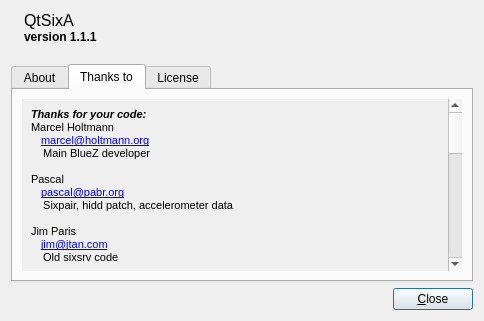
aaronp24/QtSixA, file qtsixa/gui/qtsixa_about.ui: the form before one commit.
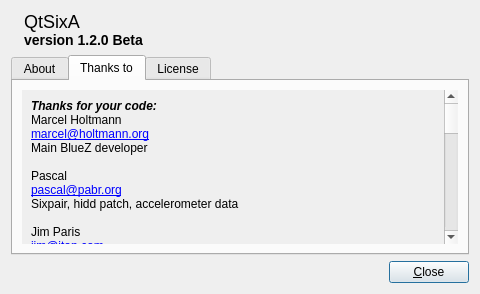
The form after the commit. The open tabs and pages were chosen to show the change. Icons and pictures are not drawn.

What changed in the file:
```diff
--- a/qtsixa/gui/qtsixa_about.ui
+++ b/qtsixa/gui/qtsixa_about.ui
@@ -1,18 +1,21 @@
 <?xml version="1.0" encoding="UTF-8"?>
 <ui version="4.0">
- <class>SixA</class>
- <widget class="QDialog" name="SixA">
+ <class>About</class>
+ <widget class="QDialog" name="About">
   <property name="geometry">
    <rect>
     <x>0</x>
     <y>0</y>
-    <width>484</width>
-    <height>321</height>
+    <width>480</width>
+    <height>284</height>
    </rect>
   </property>
   <property name="windowTitle">
    <string>QtSixA - About</string>
   </property>
+  <property name="locale">
+   <locale language="English" country="UnitedStates"/>
+  </property>
   <layout class="QGridLayout" name="gridLayout_2">
    <item row="0" column="0">
     <widget class="QLabel" name="label_QtSixAi">
@@ -27,13 +30,8 @@
    <item row="0" column="1">
     <widget class="QLabel" name="label_QtSixAv">
      <property name="text">
-      <string>&lt;!DOCTYPE HTML PUBLIC &quot;-//W3C//DTD HTML 4.0//EN&quot; &quot;http://www.w3.org/TR/REC-html40/strict.dtd&quot;&gt;
-&lt;html&gt;&lt;head&gt;&lt;meta name=&quot;qrichtext&quot; content=&quot;1&quot; /&gt;&lt;style type=&quot;text/css&quot;&gt;
-p, li { white-space: pre-wrap; }
-&lt;/style&gt;&lt;/head&gt;&lt;body style=&quot; font-family:'DejaVu Sans'; font-size:8pt; font-weight:400; font-style:normal;&quot;&gt;
-&lt;p align=&quot;justify&quot; style=&quot; margin-top:0px; margin-bottom:0px; margin-left:0px; margin-right:0px; -qt-block-indent:0; text-indent:0px;&quot;&gt;&lt;span style=&quot; font-size:12pt;&quot;&gt;QtSixA&lt;/span&gt;&lt;/p&gt;
-&lt;p style=&quot; margin-top:0px; margin-bottom:0px; margin-left:0px; margin-right:0px; -qt-block-indent:0; text-indent:0px;&quot;&gt;&lt;span style=&quot; font-size:9pt; font-weight:600;&quot;&gt;version 1.1.1&lt;/span&gt;&lt;/p&gt;
-&lt;p style=&quot;-qt-paragraph-type:empty; margin-top:0px; margin-bottom:0px; margin-left:0px; margin-right:0px; -qt-block-indent:0; text-indent:0px; font-size:9pt; font-weight:600;&quot;&gt;&lt;/p&gt;&lt;/body&gt;&lt;/html&gt;</string>
+      <string>&lt;font size=5&gt;QtSixA&lt;/font&gt;&lt;br&gt;
+&lt;font size=4&gt;&lt;b&gt;version 1.2.0 Beta&lt;/b&gt;&lt;/font&gt;</string>
      </property>
     </widget>
    </item>
@@ -55,7 +53,7 @@
      <property name="currentIndex">
       <number>0</number>
      </property>
-     <widget class="QWidget" name="About">
+     <widget class="QWidget" name="AboutHH">
       <attribute name="title">
        <string>About</string>
       </attribute>
@@ -89,17 +87,14 @@
        <item row="1" column="0">
         <widget class="QLabel" name="label_About">
          <property name="text">
-          <string>&lt;!DOCTYPE HTML PUBLIC &quot;-//W3C//DTD HTML 4.0//EN&quot; &quot;http://www.w3.org/TR/REC-html40/strict.dtd&quot;&gt;
-&lt;html&gt;&lt;head&gt;&lt;meta name=&quot;qrichtext&quot; content=&quot;1&quot; /&gt;&lt;style type=&quot;text/css&quot;&gt;
-p, li { white-space: pre-wrap; }
-&lt;/style&gt;&lt;/head&gt;&lt;body style=&quot; font-family:'DejaVu Sans'; font-size:8pt; font-weight:400; font-style:normal;&quot;&gt;
-&lt;p style=&quot; margin-top:0px; margin-bottom:0px; margin-left:0px; margin-right:0px; -qt-block-indent:0; text-indent:0px;&quot;&gt;&lt;span style=&quot; font-size:9pt; font-weight:600;&quot;&gt;QtSixA&lt;/span&gt;&lt;span style=&quot; font-size:9pt;&quot;&gt; - The Sixaxis Joystick Manager&lt;/span&gt;&lt;/p&gt;
-&lt;p style=&quot;-qt-paragraph-type:empty; margin-top:0px; margin-bottom:0px; margin-left:0px; margin-right:0px; -qt-block-indent:0; text-indent:0px; font-size:9pt;&quot;&gt;&lt;/p&gt;
-&lt;p style=&quot; margin-top:0px; margin-bottom:0px; margin-left:0px; margin-right:0px; -qt-block-indent:0; text-indent:0px;&quot;&gt;&lt;span style=&quot; font-size:9pt;&quot;&gt;QtSixA is written and maintained by falkTX&lt;/span&gt;&lt;/p&gt;
-&lt;p style=&quot; margin-top:0px; margin-bottom:0px; margin-left:0px; margin-right:0px; -qt-block-indent:0; text-indent:0px;&quot;&gt;Copyright (C) 2009  falkTX &lt;span style=&quot; font-style:italic;&quot;&gt;&amp;lt;&lt;/span&gt;&lt;a href=&quot;falktx@gmail.com&quot;&gt;&lt;span style=&quot; font-style:italic; text-decoration: underline; color:#0000ff;&quot;&gt;falktx@gmail.com&lt;/span&gt;&lt;/a&gt;&lt;span style=&quot; font-style:italic;&quot;&gt;&amp;gt;&lt;/span&gt;&lt;/p&gt;
-&lt;p style=&quot;-qt-paragraph-type:empty; margin-top:0px; margin-bottom:0px; margin-left:0px; margin-right:0px; -qt-block-indent:0; text-indent:0px; font-size:9pt;&quot;&gt;&lt;/p&gt;
-&lt;p style=&quot; margin-top:0px; margin-bottom:0px; margin-left:0px; margin-right:0px; -qt-block-indent:0; text-indent:0px;&quot;&gt;&lt;a href=&quot;http://qtsixa.sourceforge.net&quot;&gt;&lt;span style=&quot; text-decoration: underline; color:#0000ff;&quot;&gt;http://qtsixa.sourceforge.net&lt;/span&gt;&lt;/a&gt;&lt;/p&gt;
-&lt;p style=&quot; margin-top:0px; margin-bottom:0px; margin-left:0px; margin-right:0px; -qt-block-indent:0; text-indent:0px;&quot;&gt;&lt;a href=&quot;http://ubuntuforums.org/showthread.php?p=7472939&quot;&gt;&lt;span style=&quot; text-decoration: underline; color:#0000ff;&quot;&gt;http://ubuntuforums.org/showthread.php?p=7472939&lt;/span&gt;&lt;/a&gt;&lt;/p&gt;&lt;/body&gt;&lt;/html&gt;</string>
+          <string>&lt;b&gt;QtSixA&lt;/b&gt; - The Sixaxis Joystick Manager&lt;br&gt;
+&lt;br&gt;
+QtSixA is written and maintained by falkTX&lt;br&gt;
+Copyright (C) 2010 falkTX - &lt;a href=&quot;mailto:falktx@gmail.com&quot;&gt;falktx@gmail.com&lt;/a&gt;&lt;br&gt;
+&lt;br&gt;
+&lt;a href=http://qtsixa.sourceforge.net&gt;http://qtsixa.sourceforge.net&lt;/a&gt;&lt;br&gt;
+&lt;a href=http://ubuntuforums.org/showthread.php?p=7472939&gt;http://ubuntuforums.org/showthread.php?p=7472939&lt;/a&gt;&lt;br&gt;
+</string>
          </property>
         </widget>
        </item>
@@ -162,8 +157,8 @@
            <rect>
             <x>0</x>
             <y>0</y>
-            <width>253</width>
-            <height>698</height>
+            <width>438</width>
+            <height>606</height>
            </rect>
           </property>
           <layout class="QGridLayout" name="gridLayout_5">
@@ -182,56 +177,52 @@
               <enum>QFrame::NoFrame</enum>
              </property>
              <property name="text">
-              <string>&lt;!DOCTYPE HTML PUBLIC &quot;-//W3C//DTD HTML 4.0//EN&quot; &quot;http://www.w3.org/TR/REC-html40/strict.dtd&quot;&gt;
-&lt;html&gt;&lt;head&gt;&lt;meta name=&quot;qrichtext&quot; content=&quot;1&quot; /&gt;&lt;style type=&quot;text/css&quot;&gt;
-p, li { white-space: pre-wrap; }
-&lt;/style&gt;&lt;/head&gt;&lt;body style=&quot; font-family:'DejaVu Sans'; font-size:8pt; font-weight:400; font-style:normal;&quot;&gt;
-&lt;p style=&quot; margin-top:0px; margin-bottom:0px; margin-left:0px; margin-right:0px; -qt-block-indent:0; text-indent:0px;&quot;&gt;&lt;span style=&quot; font-weight:600; font-style:italic;&quot;&gt;Thanks for your code:&lt;/span&gt;&lt;/p&gt;
-&lt;p style=&quot; margin-top:0px; margin-bottom:0px; margin-left:0px; margin-right:0px; -qt-block-indent:0; text-indent:0px;&quot;&gt;Marcel Holtmann&lt;/p&gt;
-&lt;p style=&quot; margin-top:0px; margin-bottom:0px; margin-left:0px; margin-right:0px; -qt-block-indent:0; text-indent:0px;&quot;&gt;&lt;span style=&quot; font-size:7pt;&quot;&gt;    &lt;/span&gt;&lt;a href=&quot;marcel@holtmann.org&quot;&gt;&lt;span style=&quot; text-decoration: underline; color:#0000ff;&quot;&gt;marcel@holtmann.org&lt;/span&gt;&lt;/a&gt;&lt;/p&gt;
-&lt;p style=&quot; margin-top:0px; margin-bottom:0px; margin-left:0px; margin-right:0px; -qt-block-indent:0; text-indent:0px;&quot;&gt;    Main BlueZ developer&lt;/p&gt;
-&lt;p style=&quot;-qt-paragraph-type:empty; margin-top:0px; margin-bottom:0px; margin-left:0px; margin-right:0px; -qt-block-indent:0; text-indent:0px;&quot;&gt;&lt;/p&gt;
-&lt;p style=&quot; margin-top:0px; margin-bottom:0px; margin-left:0px; margin-right:0px; -qt-block-indent:0; text-indent:0px;&quot;&gt;Pascal&lt;/p&gt;
-&lt;p style=&quot; margin-top:0px; margin-bottom:0px; margin-left:0px; margin-right:0px; -qt-block-indent:0; text-indent:0px;&quot;&gt;&lt;span style=&quot; font-size:7pt;&quot;&gt;    &lt;/span&gt;&lt;a href=&quot;pascal@pabr.org&quot;&gt;&lt;span style=&quot; text-decoration: underline; color:#0000ff;&quot;&gt;pascal@pabr.org&lt;/span&gt;&lt;/a&gt;&lt;/p&gt;
-&lt;p style=&quot; margin-top:0px; margin-bottom:0px; margin-left:0px; margin-right:0px; -qt-block-indent:0; text-indent:0px;&quot;&gt;    Sixpair, hidd patch, accelerometer data&lt;/p&gt;
-&lt;p style=&quot;-qt-paragraph-type:empty; margin-top:0px; margin-bottom:0px; margin-left:0px; margin-right:0px; -qt-block-indent:0; text-indent:0px;&quot;&gt;&lt;/p&gt;
-&lt;p style=&quot; margin-top:0px; margin-bottom:0px; margin-left:0px; margin-right:0px; -qt-block-indent:0; text-indent:0px;&quot;&gt;Jim Paris&lt;/p&gt;
-&lt;p style=&quot; margin-top:0px; margin-bottom:0px; margin-left:0px; margin-right:0px; -qt-block-indent:0; text-indent:0px;&quot;&gt;&lt;span style=&quot; font-size:7pt;&quot;&gt;    &lt;/span&gt;&lt;a href=&quot;jim@jtan.com&quot;&gt;&lt;span style=&quot; text-decoration: underline; color:#0000ff;&quot;&gt;jim@jtan.com&lt;/span&gt;&lt;/a&gt;&lt;/p&gt;
-&lt;p style=&quot; margin-top:0px; margin-bottom:0px; margin-left:0px; margin-right:0px; -qt-block-indent:0; text-indent:0px;&quot;&gt;    Old sixsrv code&lt;/p&gt;
-&lt;p style=&quot;-qt-paragraph-type:empty; margin-top:0px; margin-bottom:0px; margin-left:0px; margin-right:0px; -qt-block-indent:0; text-indent:0px;&quot;&gt;&lt;/p&gt;
-&lt;p style=&quot; margin-top:0px; margin-bottom:0px; margin-left:0px; margin-right:0px; -qt-block-indent:0; text-indent:0px;&quot;&gt;Alexander Chukov&lt;/p&gt;
-&lt;p style=&quot; margin-top:0px; margin-bottom:0px; margin-left:0px; margin-right:0px; -qt-block-indent:0; text-indent:0px;&quot;&gt;&lt;span style=&quot; font-size:7pt;&quot;&gt;    &lt;/span&gt;&lt;a href=&quot;sash@pdaXrom.org&quot;&gt;&lt;span style=&quot; text-decoration: underline; color:#0000ff;&quot;&gt;sash@pdaXrom.org&lt;/span&gt;&lt;/a&gt;&lt;/p&gt;
-&lt;p style=&quot; margin-top:0px; margin-bottom:0px; margin-left:0px; margin-right:0px; -qt-block-indent:0; text-indent:0px;&quot;&gt;    Old UInput driver (based on Jim's work)&lt;/p&gt;
-&lt;p style=&quot;-qt-paragraph-type:empty; margin-top:0px; margin-bottom:0px; margin-left:0px; margin-right:0px; -qt-block-indent:0; text-indent:0px;&quot;&gt;&lt;/p&gt;
-&lt;p style=&quot; margin-top:0px; margin-bottom:0px; margin-left:0px; margin-right:0px; -qt-block-indent:0; text-indent:0px;&quot;&gt;Vojtech Pavlik&lt;/p&gt;
-&lt;p style=&quot; margin-top:0px; margin-bottom:0px; margin-left:0px; margin-right:0px; -qt-block-indent:0; text-indent:0px;&quot;&gt;&lt;span style=&quot; font-size:7pt;&quot;&gt;     &lt;/span&gt;&lt;a href=&quot;vojtech@ucw.cz&quot;&gt;&lt;span style=&quot; text-decoration: underline; color:#0000ff;&quot;&gt;vojtech@ucw.cz&lt;/span&gt;&lt;/a&gt;&lt;/p&gt;
-&lt;p style=&quot; margin-top:0px; margin-bottom:0px; margin-left:0px; margin-right:0px; -qt-block-indent:0; text-indent:0px;&quot;&gt;    evtest (Event device test program)&lt;/p&gt;
-&lt;p style=&quot;-qt-paragraph-type:empty; margin-top:0px; margin-bottom:0px; margin-left:0px; margin-right:0px; -qt-block-indent:0; text-indent:0px;&quot;&gt;&lt;/p&gt;
-&lt;p style=&quot;-qt-paragraph-type:empty; margin-top:0px; margin-bottom:0px; margin-left:0px; margin-right:0px; -qt-block-indent:0; text-indent:0px;&quot;&gt;&lt;/p&gt;
-&lt;p style=&quot;-qt-paragraph-type:empty; margin-top:0px; margin-bottom:0px; margin-left:0px; margin-right:0px; -qt-block-indent:0; text-indent:0px;&quot;&gt;&lt;/p&gt;
-&lt;p style=&quot; margin-top:0px; margin-bottom:0px; margin-left:0px; margin-right:0px; -qt-block-indent:0; text-indent:0px;&quot;&gt;&lt;span style=&quot; font-weight:600; font-style:italic;&quot;&gt;Thanks for your contribution:&lt;/span&gt;&lt;/p&gt;
-&lt;p style=&quot; margin-top:0px; margin-bottom:0px; margin-left:0px; margin-right:0px; -qt-block-indent:0; text-indent:0px;&quot;&gt;Daniel Holmen&lt;/p&gt;
-&lt;p style=&quot; margin-top:0px; margin-bottom:0px; margin-left:0px; margin-right:0px; -qt-block-indent:0; text-indent:0px;&quot;&gt;&lt;span style=&quot; font-size:7pt;&quot;&gt;    &lt;/span&gt;&lt;a href=&quot;d.holmen@gmail.com&quot;&gt;&lt;span style=&quot; text-decoration: underline; color:#0000ff;&quot;&gt;d.holmen@gmail.com&lt;/span&gt;&lt;/a&gt;&lt;/p&gt;
-&lt;p style=&quot; margin-top:0px; margin-bottom:0px; margin-left:0px; margin-right:0px; -qt-block-indent:0; text-indent:0px;&quot;&gt;    Original SixA idea&lt;/p&gt;
-&lt;p style=&quot;-qt-paragraph-type:empty; margin-top:0px; margin-bottom:0px; margin-left:0px; margin-right:0px; -qt-block-indent:0; text-indent:0px;&quot;&gt;&lt;/p&gt;
-&lt;p style=&quot; margin-top:0px; margin-bottom:0px; margin-left:0px; margin-right:0px; -qt-block-indent:0; text-indent:0px;&quot;&gt;Pierluigi Vicinanza&lt;/p&gt;
-&lt;p style=&quot; margin-top:0px; margin-bottom:0px; margin-left:0px; margin-right:0px; -qt-block-indent:0; text-indent:0px;&quot;&gt;    PowerPC hidd compilation, bug tracking&lt;/p&gt;
-&lt;p style=&quot;-qt-paragraph-type:empty; margin-top:0px; margin-bottom:0px; margin-left:0px; margin-right:0px; -qt-block-indent:0; text-indent:0px;&quot;&gt;&lt;/p&gt;
-&lt;p style=&quot; margin-top:0px; margin-bottom:0px; margin-left:0px; margin-right:0px; -qt-block-indent:0; text-indent:0px;&quot;&gt;Arya Irani&lt;/p&gt;
-&lt;p style=&quot; margin-top:0px; margin-bottom:0px; margin-left:0px; margin-right:0px; -qt-block-indent:0; text-indent:0px;&quot;&gt;    Donations, bug tracking&lt;/p&gt;
-&lt;p style=&quot;-qt-paragraph-type:empty; margin-top:0px; margin-bottom:0px; margin-left:0px; margin-right:0px; -qt-block-indent:0; text-indent:0px;&quot;&gt;&lt;/p&gt;
-&lt;p style=&quot; margin-top:0px; margin-bottom:0px; margin-left:0px; margin-right:0px; -qt-block-indent:0; text-indent:0px;&quot;&gt;Derrick Milburn&lt;/p&gt;
-&lt;p style=&quot; margin-top:0px; margin-bottom:0px; margin-left:0px; margin-right:0px; -qt-block-indent:0; text-indent:0px;&quot;&gt;    Testing, bug tracking&lt;/p&gt;
-&lt;p style=&quot;-qt-paragraph-type:empty; margin-top:0px; margin-bottom:0px; margin-left:0px; margin-right:0px; -qt-block-indent:0; text-indent:0px;&quot;&gt;&lt;/p&gt;
-&lt;p style=&quot;-qt-paragraph-type:empty; margin-top:0px; margin-bottom:0px; margin-left:0px; margin-right:0px; -qt-block-indent:0; text-indent:0px;&quot;&gt;&lt;/p&gt;
-&lt;p style=&quot; margin-top:0px; margin-bottom:0px; margin-left:0px; margin-right:0px; -qt-block-indent:0; text-indent:0px;&quot;&gt;&lt;span style=&quot; font-weight:600; font-style:italic;&quot;&gt;Thanks for your donation:&lt;/span&gt;&lt;/p&gt;
-&lt;p style=&quot; margin-top:0px; margin-bottom:0px; margin-left:0px; margin-right:0px; -qt-block-indent:0; text-indent:0px;&quot;&gt;Elizabeth Bartz - £35 USD&lt;/p&gt;
-&lt;p style=&quot; margin-top:0px; margin-bottom:0px; margin-left:0px; margin-right:0px; -qt-block-indent:0; text-indent:0px;&quot;&gt;Arya Irani - £30 USD&lt;/p&gt;
-&lt;p style=&quot; margin-top:0px; margin-bottom:0px; margin-left:0px; margin-right:0px; -qt-block-indent:0; text-indent:0px;&quot;&gt;Nikil Mehta - £20 USD&lt;/p&gt;
-&lt;p style=&quot; margin-top:0px; margin-bottom:0px; margin-left:0px; margin-right:0px; -qt-block-indent:0; text-indent:0px;&quot;&gt;Marco Antonio Sperb Shayeb - £10 USD&lt;/p&gt;
-&lt;p style=&quot;-qt-paragraph-type:empty; margin-top:0px; margin-bottom:0px; margin-left:0px; margin-right:0px; -qt-block-indent:0; text-indent:0px;&quot;&gt;&lt;/p&gt;
-&lt;p style=&quot;-qt-paragraph-type:empty; margin-top:0px; margin-bottom:0px; margin-left:0px; margin-right:0px; -qt-block-indent:0; text-indent:0px;&quot;&gt;&lt;/p&gt;
-&lt;p style=&quot; margin-top:0px; margin-bottom:0px; margin-left:0px; margin-right:0px; -qt-block-indent:0; text-indent:0px;&quot;&gt;&lt;span style=&quot; text-decoration: underline;&quot;&gt;And the users at the Ubuntu Forums!&lt;/span&gt;&lt;/p&gt;&lt;/body&gt;&lt;/html&gt;</string>
+              <string>&lt;b&gt;&lt;i&gt;Thanks for your code:&lt;/i&gt;&lt;/b&gt;&lt;br&gt;
+Marcel Holtmann&lt;br&gt;
+&lt;a href=&quot;mailto:marcel@holtmann.org&quot;&gt;marcel@holtmann.org&lt;/a&gt;&lt;br&gt;
+Main BlueZ developer&lt;br&gt;
+&lt;br&gt;
+Pascal&lt;br&gt;
+&lt;a href=&quot;mailto:pascal@pabr.org&quot;&gt;pascal@pabr.org&lt;/a&gt;&lt;br&gt;
+Sixpair, hidd patch, accelerometer data&lt;br&gt;
+&lt;br&gt;
+Jim Paris&lt;br&gt;
+&lt;a href=&quot;mailto:jim@jtan.com&quot;&gt;jim@jtan.com&lt;/a&gt;&lt;br&gt;
+Old sixsrv code&lt;br&gt;
+&lt;br&gt;
+Alexander Chukov&lt;br&gt;
+&lt;a href=&quot;mailto:sash@pdaXrom.org&quot;&gt;sash@pdaXrom.org&lt;/a&gt;&lt;br&gt;
+Old UInput driver (based on Jim's work)&lt;br&gt;
+&lt;br&gt;
+Vojtech Pavlik&lt;br&gt;
+&lt;a href=&quot;mailto:vojtech@ucw.cz&quot;&gt;vojtech@ucw.cz&lt;/a&gt;&lt;br&gt;
+evtest (Event device test program)&lt;br&gt;
+&lt;br&gt;
+&lt;br&gt;
+&lt;br&gt;
+&lt;b&gt;&lt;i&gt;Thanks for your contribution:&lt;/i&gt;&lt;/b&gt;&lt;br&gt;
+Daniel Holmen&lt;br&gt;
+&lt;a href=&quot;mailto:d.holmen@gmail.com&quot;&gt;d.holmen@gmail.com&lt;/a&gt;&lt;br&gt;
+Original SixA idea&lt;br&gt;
+&lt;br&gt;
+Pierluigi Vicinanza&lt;br&gt;
+PowerPC hidd compilation, bug tracking&lt;br&gt;
+&lt;br&gt;
+Arya Irani&lt;br&gt;
+Donations, bug tracking&lt;br&gt;
+&lt;br&gt;
+Derrick Milburn&lt;br&gt;
+Testing, bug tracking&lt;br&gt;
+&lt;br&gt;
+&lt;br&gt;
+&lt;b&gt;&lt;i&gt;Thanks for your donation:&lt;/i&gt;&lt;/b&gt;&lt;br&gt;
+Elizabeth Bartz - £35 USD&lt;br&gt;
+Arya Irani - £30 USD&lt;br&gt;
+Nikil Mehta - £20 USD&lt;br&gt;
+Marco Antonio Sperb Shayeb - £10 USD&lt;br&gt;
+&lt;br&gt;
+&lt;br&gt;
+&lt;u&gt;And the users at the Ubuntu Forums!&lt;/u&gt;</string>
              </property>
              <property name="alignment">
               <set>Qt::AlignLeading|Qt::AlignLeft|Qt::AlignTop</set>
@@ -265,7 +256,7 @@
        <item row="0" column="0">
         <widget class="QTextBrowser" name="textBrowser">
          <property name="html">
-          <string>&lt;!DOCTYPE HTML PUBLIC &quot;-//W3C//DTD HTML 4.0//EN&quot; &quot;http://www.w3.org/TR/REC-html40/strict.dtd&quot;&gt;
+          <string notr="true">&lt;!DOCTYPE HTML PUBLIC &quot;-//W3C//DTD HTML 4.0//EN&quot; &quot;http://www.w3.org/TR/REC-html40/strict.dtd&quot;&gt;
 &lt;html&gt;&lt;head&gt;&lt;meta name=&quot;qrichtext&quot; content=&quot;1&quot; /&gt;&lt;style type=&quot;text/css&quot;&gt;
 p, li { white-space: pre-wrap; }
 &lt;/style&gt;&lt;/head&gt;&lt;body style=&quot; font-family:'DejaVu Sans'; font-size:8pt; font-weight:400; font-style:normal;&quot;&gt;
@@ -333,13 +324,13 @@
 &lt;p align=&quot;center&quot; style=&quot;-qt-paragraph-type:empty; margin-top:0px; margin-bottom:0px; margin-left:0px; margin-right:0px; -qt-block-indent:0; text-indent:0px; font-size:7pt;&quot;&gt;&lt;/p&gt;
 &lt;p align=&quot;center&quot; style=&quot; margin-top:0px; margin-bottom:0px; margin-left:0px; margin-right:0px; -qt-block-indent:0; text-indent:0px;&quot;&gt;&lt;span style=&quot; font-size:7pt;&quot;&gt;  0. This License applies to any program or other work which contains&lt;/span&gt;&lt;/p&gt;
 &lt;p align=&quot;center&quot; style=&quot; margin-top:0px; margin-bottom:0px; margin-left:0px; margin-right:0px; -qt-block-indent:0; text-indent:0px;&quot;&gt;&lt;span style=&quot; font-size:7pt;&quot;&gt;a notice placed by the copyright holder saying it may be distributed&lt;/span&gt;&lt;/p&gt;
-&lt;p align=&quot;center&quot; style=&quot; margin-top:0px; margin-bottom:0px; margin-left:0px; margin-right:0px; -qt-block-indent:0; text-indent:0px;&quot;&gt;&lt;span style=&quot; font-size:7pt;&quot;&gt;under the terms of this General Public License.  The &quot;Program&quot;, below,&lt;/span&gt;&lt;/p&gt;
-&lt;p align=&quot;center&quot; style=&quot; margin-top:0px; margin-bottom:0px; margin-left:0px; margin-right:0px; -qt-block-indent:0; text-indent:0px;&quot;&gt;&lt;span style=&quot; font-size:7pt;&quot;&gt;refers to any such program or work, and a &quot;work based on the Program&quot;&lt;/span&gt;&lt;/p&gt;
+&lt;p align=&quot;center&quot; style=&quot; margin-top:0px; margin-bottom:0px; margin-left:0px; margin-right:0px; -qt-block-indent:0; text-indent:0px;&quot;&gt;&lt;span style=&quot; font-size:7pt;&quot;&gt;under the terms of this General Public License.  The &amp;quot;Program&amp;quot;, below,&lt;/span&gt;&lt;/p&gt;
+&lt;p align=&quot;center&quot; style=&quot; margin-top:0px; margin-bottom:0px; margin-left:0px; margin-right:0px; -qt-block-indent:0; text-indent:0px;&quot;&gt;&lt;span style=&quot; font-size:7pt;&quot;&gt;refers to any such program or work, and a &amp;quot;work based on the Program&amp;quot;&lt;/span&gt;&lt;/p&gt;
 &lt;p align=&quot;center&quot; style=&quot; margin-top:0px; margin-bottom:0px; margin-left:0px; margin-right:0px; -qt-block-indent:0; text-indent:0px;&quot;&gt;&lt;span style=&quot; font-size:7pt;&quot;&gt;means either the Program or any derivative work under copyright law:&lt;/span&gt;&lt;/p&gt;
 &lt;p align=&quot;center&quot; style=&quot; margin-top:0px; margin-bottom:0px; margin-left:0px; margin-right:0px; -qt-block-indent:0; text-indent:0px;&quot;&gt;&lt;span style=&quot; font-size:7pt;&quot;&gt;that is to say, a work containing the Program or a portion of it,&lt;/span&gt;&lt;/p&gt;
 &lt;p align=&quot;center&quot; style=&quot; margin-top:0px; margin-bottom:0px; margin-left:0px; margin-right:0px; -qt-block-indent:0; text-indent:0px;&quot;&gt;&lt;span style=&quot; font-size:7pt;&quot;&gt;either verbatim or with modifications and/or translated into another&lt;/span&gt;&lt;/p&gt;
 &lt;p align=&quot;center&quot; style=&quot; margin-top:0px; margin-bottom:0px; margin-left:0px; margin-right:0px; -qt-block-indent:0; text-indent:0px;&quot;&gt;&lt;span style=&quot; font-size:7pt;&quot;&gt;language.  (Hereinafter, translation is included without limitation in&lt;/span&gt;&lt;/p&gt;
-&lt;p align=&quot;center&quot; style=&quot; margin-top:0px; margin-bottom:0px; margin-left:0px; margin-right:0px; -qt-block-indent:0; text-indent:0px;&quot;&gt;&lt;span style=&quot; font-size:7pt;&quot;&gt;the term &quot;modification&quot;.)  Each licensee is addressed as &quot;you&quot;.&lt;/span&gt;&lt;/p&gt;
+&lt;p align=&quot;center&quot; style=&quot; margin-top:0px; margin-bottom:0px; margin-left:0px; margin-right:0px; -qt-block-indent:0; text-indent:0px;&quot;&gt;&lt;span style=&quot; font-size:7pt;&quot;&gt;the term &amp;quot;modification&amp;quot;.)  Each licensee is addressed as &amp;quot;you&amp;quot;.&lt;/span&gt;&lt;/p&gt;
 &lt;p align=&quot;center&quot; style=&quot;-qt-paragraph-type:empty; margin-top:0px; margin-bottom:0px; margin-left:0px; margin-right:0px; -qt-block-indent:0; text-indent:0px; font-size:7pt;&quot;&gt;&lt;/p&gt;
 &lt;p align=&quot;center&quot; style=&quot; margin-top:0px; margin-bottom:0px; margin-left:0px; margin-right:0px; -qt-block-indent:0; text-indent:0px;&quot;&gt;&lt;span style=&quot; font-size:7pt;&quot;&gt;Activities other than copying, distribution and modification are not&lt;/span&gt;&lt;/p&gt;
 &lt;p align=&quot;center&quot; style=&quot; margin-top:0px; margin-bottom:0px; margin-left:0px; margin-right:0px; -qt-block-indent:0; text-indent:0px;&quot;&gt;&lt;span style=&quot; font-size:7pt;&quot;&gt;covered by this License; they are outside its scope.  The act of&lt;/span&gt;&lt;/p&gt;
@@ -512,8 +503,8 @@
 &lt;p align=&quot;center&quot; style=&quot; margin-top:0px; margin-bottom:0px; margin-left:0px; margin-right:0px; -qt-block-indent:0; text-indent:0px;&quot;&gt;&lt;span style=&quot; font-size:7pt;&quot;&gt;address new problems or concerns.&lt;/span&gt;&lt;/p&gt;
 &lt;p align=&quot;center&quot; style=&quot;-qt-paragraph-type:empty; margin-top:0px; margin-bottom:0px; margin-left:0px; margin-right:0px; -qt-block-indent:0; text-indent:0px; font-size:7pt;&quot;&gt;&lt;/p&gt;
 &lt;p align=&quot;center&quot; style=&quot; margin-top:0px; margin-bottom:0px; margin-left:0px; margin-right:0px; -qt-block-indent:0; text-indent:0px;&quot;&gt;&lt;span style=&quot; font-size:7pt;&quot;&gt;Each version is given a distinguishing version number.  If the Program&lt;/span&gt;&lt;/p&gt;
-&lt;p align=&quot;center&quot; style=&quot; margin-top:0px; margin-bottom:0px; margin-left:0px; margin-right:0px; -qt-block-indent:0; text-indent:0px;&quot;&gt;&lt;span style=&quot; font-size:7pt;&quot;&gt;specifies a version number of this License which applies to it and &quot;any&lt;/span&gt;&lt;/p&gt;
-&lt;p align=&quot;center&quot; style=&quot; margin-top:0px; margin-bottom:0px; margin-left:0px; margin-right:0px; -qt-block-indent:0; text-indent:0px;&quot;&gt;&lt;span style=&quot; font-size:7pt;&quot;&gt;later version&quot;, you have the option of following the terms and conditions&lt;/span&gt;&lt;/p&gt;
+&lt;p align=&quot;center&quot; style=&quot; margin-top:0px; margin-bottom:0px; margin-left:0px; margin-right:0px; -qt-block-indent:0; text-indent:0px;&quot;&gt;&lt;span style=&quot; font-size:7pt;&quot;&gt;specifies a version number of this License which applies to it and &amp;quot;any&lt;/span&gt;&lt;/p&gt;
+&lt;p align=&quot;center&quot; style=&quot; margin-top:0px; margin-bottom:0px; margin-left:0px; margin-right:0px; -qt-block-indent:0; text-indent:0px;&quot;&gt;&lt;span style=&quot; font-size:7pt;&quot;&gt;later version&amp;quot;, you have the option of following the terms and conditions&lt;/span&gt;&lt;/p&gt;
 &lt;p align=&quot;center&quot; style=&quot; margin-top:0px; margin-bottom:0px; margin-left:0px; margin-right:0px; -qt-block-indent:0; text-indent:0px;&quot;&gt;&lt;span style=&quot; font-size:7pt;&quot;&gt;either of that version or of any later version published by the Free&lt;/span&gt;&lt;/p&gt;
 &lt;p align=&quot;center&quot; style=&quot; margin-top:0px; margin-bottom:0px; margin-left:0px; margin-right:0px; -qt-block-indent:0; text-indent:0px;&quot;&gt;&lt;span style=&quot; font-size:7pt;&quot;&gt;Software Foundation.  If the Program does not specify a version number of&lt;/span&gt;&lt;/p&gt;
 &lt;p align=&quot;center&quot; style=&quot; margin-top:0px; margin-bottom:0px; margin-left:0px; margin-right:0px; -qt-block-indent:0; text-indent:0px;&quot;&gt;&lt;span style=&quot; font-size:7pt;&quot;&gt;this License, you may choose any version ever published by the Free Software&lt;/span&gt;&lt;/p&gt;
@@ -532,7 +523,7 @@
 &lt;p align=&quot;center&quot; style=&quot; margin-top:0px; margin-bottom:0px; margin-left:0px; margin-right:0px; -qt-block-indent:0; text-indent:0px;&quot;&gt;&lt;span style=&quot; font-size:7pt;&quot;&gt;  11. BECAUSE THE PROGRAM IS LICENSED FREE OF CHARGE, THERE IS NO WARRANTY&lt;/span&gt;&lt;/p&gt;
 &lt;p align=&quot;center&quot; style=&quot; margin-top:0px; margin-bottom:0px; margin-left:0px; margin-right:0px; -qt-block-indent:0; text-indent:0px;&quot;&gt;&lt;span style=&quot; font-size:7pt;&quot;&gt;FOR THE PROGRAM, TO THE EXTENT PERMITTED BY APPLICABLE LAW.  EXCEPT WHEN&lt;/span&gt;&lt;/p&gt;
 &lt;p align=&quot;center&quot; style=&quot; margin-top:0px; margin-bottom:0px; margin-left:0px; margin-right:0px; -qt-block-indent:0; text-indent:0px;&quot;&gt;&lt;span style=&quot; font-size:7pt;&quot;&gt;OTHERWISE STATED IN WRITING THE COPYRIGHT HOLDERS AND/OR OTHER PARTIES&lt;/span&gt;&lt;/p&gt;
-&lt;p align=&quot;center&quot; style=&quot; margin-top:0px; margin-bottom:0px; margin-left:0px; margin-right:0px; -qt-block-indent:0; text-indent:0px;&quot;&gt;&lt;span style=&quot; font-size:7pt;&quot;&gt;PROVIDE THE PROGRAM &quot;AS IS&quot; WITHOUT WARRANTY OF ANY KIND, EITHER EXPRESSED&lt;/span&gt;&lt;/p&gt;
+&lt;p align=&quot;center&quot; style=&quot; margin-top:0px; margin-bottom:0px; margin-left:0px; margin-right:0px; -qt-block-indent:0; text-indent:0px;&quot;&gt;&lt;span style=&quot; font-size:7pt;&quot;&gt;PROVIDE THE PROGRAM &amp;quot;AS IS&amp;quot; WITHOUT WARRANTY OF ANY KIND, EITHER EXPRESSED&lt;/span&gt;&lt;/p&gt;
 &lt;p align=&quot;center&quot; style=&quot; margin-top:0px; margin-bottom:0px; margin-left:0px; margin-right:0px; -qt-block-indent:0; text-indent:0px;&quot;&gt;&lt;span style=&quot; font-size:7pt;&quot;&gt;OR IMPLIED, INCLUDING, BUT NOT LIMITED TO, THE IMPLIED WARRANTIES OF&lt;/span&gt;&lt;/p&gt;
 &lt;p align=&quot;center&quot; style=&quot; margin-top:0px; margin-bottom:0px; margin-left:0px; margin-right:0px; -qt-block-indent:0; text-indent:0px;&quot;&gt;&lt;span style=&quot; font-size:7pt;&quot;&gt;MERCHANTABILITY AND FITNESS FOR A PARTICULAR PURPOSE.  THE ENTIRE RISK AS&lt;/span&gt;&lt;/p&gt;
 &lt;p align=&quot;center&quot; style=&quot; margin-top:0px; margin-bottom:0px; margin-left:0px; margin-right:0px; -qt-block-indent:0; text-indent:0px;&quot;&gt;&lt;span style=&quot; font-size:7pt;&quot;&gt;TO THE QUALITY AND PERFORMANCE OF THE PROGRAM IS WITH YOU.  SHOULD THE&lt;/span&gt;&lt;/p&gt;
```
Left out of the diff: 2 changed lines with no effect on the pictures.
